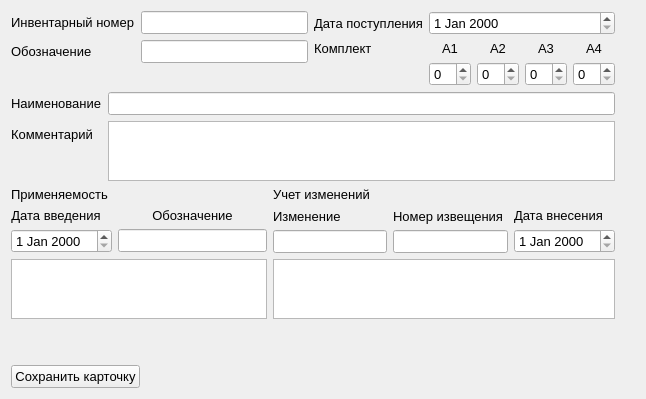
Old version of the form cardeditform.ui in the repository Lelius/FileLibrary.
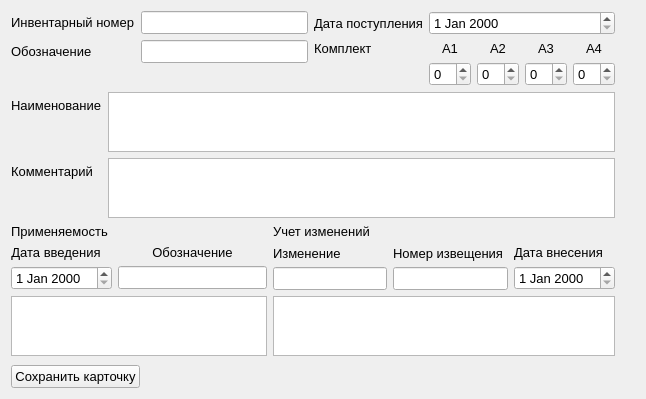
New version of the form.

Commit message: Поменял в формах CardEditForm b CardViewForm поля Name на textEdit. Привожу в порядок конструкторы (до конца не сделал). Но главное, РАСКУСИЛ затык недели. Удалял объект формы, и создавал на его место новый, но для кнопки connect сигнала оставался для старого объекта. Ё моё, мозг вскипел, чувствовал, что простейшее, но найти не мог. Но нашел :)

```diff
--- a/cardeditform.ui
+++ b/cardeditform.ui
@@ -240,15 +240,6 @@
          </property>
         </widget>
        </item>
-       <item row="0" column="1">
-        <widget class="QLineEdit" name="lineName">
-         <property name="font">
-          <font>
-           <pointsize>10</pointsize>
-          </font>
-         </property>
-        </widget>
-       </item>
        <item row="1" column="0">
         <widget class="QLabel" name="labelComment">
          <property name="font">
@@ -282,6 +273,21 @@
          </property>
         </widget>
        </item>
+       <item row="0" column="1">
+        <widget class="QTextEdit" name="textEditName">
+         <property name="maximumSize">
+          <size>
+           <width>16777215</width>
+           <height>60</height>
+          </size>
+         </property>
+         <property name="font">
+          <font>
+           <pointsize>10</pointsize>
+          </font>
+         </property>
+        </widget>
+       </item>
       </layout>
      </item>
     </layout>
```
The commit also changes 11 other files.
